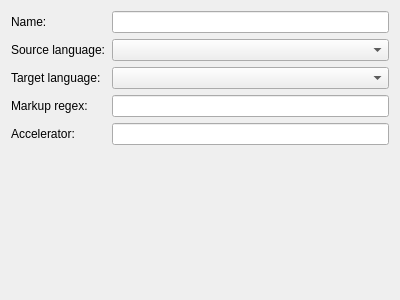
The window that src/tm/dbparams.ui (KDE/lokalize) describes before a commit, drawn with Qt 5.
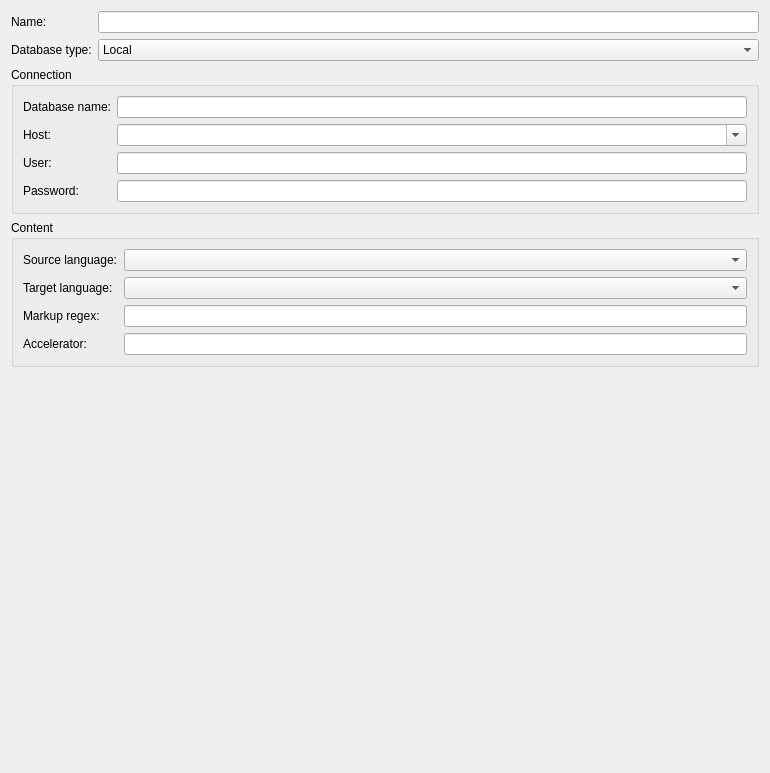
The same window after the commit. Custom widgets are drawn as their Qt base class.

Commit message: add preliminary support for remote translation memories: Lokalize can now work with PostgreSQL server provided that you have a database created in it and a user info to specify one in connection options window passwords are stored as plain text currently, in future Lokalize should use kwallet

Patch:
```diff
--- a/src/tm/dbparams.ui
+++ b/src/tm/dbparams.ui
@@ -6,8 +6,8 @@
    <rect>
     <x>0</x>
     <y>0</y>
-    <width>400</width>
-    <height>300</height>
+    <width>770</width>
+    <height>773</height>
    </rect>
   </property>
   <layout class="QGridLayout">
@@ -21,28 +21,141 @@
      </property>
     </widget>
    </item>
-   <item row="3" column="0">
-    <widget class="QLabel" name="label_2">
+   <item row="1" column="1">
+    <widget class="QComboBox" name="dbType">
+     <item>
+      <property name="text">
+       <string>Local</string>
+      </property>
+     </item>
+     <item>
+      <property name="text">
+       <string>PostgreSQL</string>
+      </property>
+     </item>
+    </widget>
+   </item>
+   <item row="1" column="0">
+    <widget class="QLabel" name="label_6">
      <property name="text">
-      <string>Markup regex:</string>
+      <string>Database type:</string>
      </property>
     </widget>
    </item>
-   <item row="3" column="1">
-    <widget class="QLineEdit" name="markup"/>
+   <item row="6" column="0" colspan="2">
+    <widget class="QGroupBox" name="connectionBox">
+     <property name="title">
+      <string>Connection</string>
+     </property>
+     <layout class="QFormLayout" name="formLayout_2">
+      <property name="fieldGrowthPolicy">
+       <enum>QFormLayout::AllNonFixedFieldsGrow</enum>
+      </property>
+      <item row="0" column="0">
+       <widget class="QLabel" name="label_10">
+        <property name="text">
+         <string>Database name:</string>
+        </property>
+       </widget>
+      </item>
+      <item row="0" column="1">
+       <widget class="QLineEdit" name="dbName"/>
+      </item>
+      <item row="1" column="0">
+       <widget class="QLabel" name="label_7">
+        <property name="text">
+         <string>Host:</string>
+        </property>
+       </widget>
+      </item>
+      <item row="1" column="1">
+       <widget class="QComboBox" name="dbHost">
+        <property name="editable">
+         <bool>true</bool>
+        </property>
+       </widget>
+      </item>
+      <item row="2" column="0">
+       <widget class="QLabel" name="label_8">
+        <property name="text">
+         <string>User:</string>
+        </property>
+       </widget>
+      </item>
+      <item row="2" column="1">
+       <widget class="QLineEdit" name="dbUser"/>
+      </item>
+      <item row="3" column="0">
+       <widget class="QLabel" name="label_9">
+        <property name="text">
+         <string>Password:</string>
+        </property>
+       </widget>
+      </item>
+      <item row="3" column="1">
+       <widget class="QLineEdit" name="dbPasswd">
+        <property name="echoMode">
+         <enum>QLineEdit::Password</enum>
+        </property>
+       </widget>
+      </item>
+     </layout>
+    </widget>
    </item>
-   <item row="4" column="1">
-    <widget class="QLineEdit" name="accel"/>
-   </item>
-   <item row="4" column="0">
-    <widget class="QLabel" name="label_3">
-     <property name="text">
-      <string>Accelerator:</string>
+   <item row="7" column="0" colspan="2">
+    <widget class="QGroupBox" name="contentBox">
+     <property name="title">
+      <string>Content</string>
      </property>
+     <layout class="QFormLayout" name="formLayout">
+      <property name="fieldGrowthPolicy">
+       <enum>QFormLayout::AllNonFixedFieldsGrow</enum>
+      </property>
+      <item row="0" column="0">
+       <widget class="QLabel" name="label_4">
+        <property name="text">
+         <string>Source language:</string>
+        </property>
+       </widget>
+      </item>
+      <item row="0" column="1">
+       <widget class="KComboBox" name="sourceLang"/>
+      </item>
+      <item row="1" column="0">
+       <widget class="QLabel" name="label_5">
+        <property name="text">
+         <string>Target language:</string>
+        </property>
+       </widget>
+      </item>
+      <item row="1" column="1">
+       <widget class="KComboBox" name="targetLang"/>
+      </item>
+      <item row="2" column="1">
+       <widget class="QLineEdit" name="markup"/>
+      </item>
+      <item row="2" column="0">
+       <widget class="QLabel" name="label_2">
+        <property name="text">
+         <string>Markup regex:</string>
+        </property>
+       </widget>
+      </item>
+      <item row="3" column="1">
+       <widget class="QLineEdit" name="accel"/>
+      </item>
+      <item row="3" column="0">
+       <widget class="QLabel" name="label_3">
+        <property name="text">
+         <string>Accelerator:</string>
+        </property>
+       </widget>
+      </item>
+     </layout>
     </widget>
    </item>
-   <item row="7" column="1">
-    <spacer>
+   <item row="8" column="0" colspan="2">
+    <spacer name="verticalSpacer">
      <property name="orientation">
       <enum>Qt::Vertical</enum>
      </property>
@@ -54,26 +167,6 @@
      </property>
     </spacer>
    </item>
-   <item row="1" column="0">
-    <widget class="QLabel" name="label_4">
-     <property name="text">
-      <string>Source language:</string>
-     </property>
-    </widget>
-   </item>
-   <item row="1" column="1">
-    <widget class="KComboBox" name="sourceLang"/>
-   </item>
-   <item row="2" column="0">
-    <widget class="QLabel" name="label_5">
-     <property name="text">
-      <string>Target language:</string>
-     </property>
-    </widget>
-   </item>
-   <item row="2" column="1">
-    <widget class="KComboBox" name="targetLang"/>
-   </item>
   </layout>
  </widget>
  <customwidgets>
```
Left out of the diff: 4 changed lines with no effect on the pictures. The commit also changes 7 other files.
